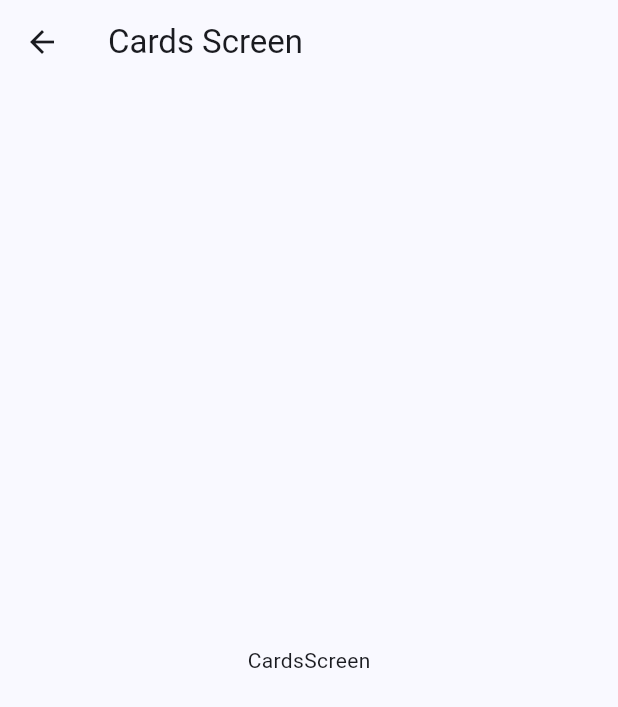
After one commit to juandpt03/widgets_app, a Flutter app: the CardsScreen screen opened by its route, on a phone screen of 412 x 824 dp. The commit adds this screen. Shown: the top 707 px of the screen. Run offline on Flutter 3.47's test engine with Material 2 defaults, Android fonts, the phone set to English and light mode, and no system bars; our stand-ins replace go_router.

Commit message:
go_router implementado

```diff
--- /dev/null
+++ b/lib/config/router/app_router.dart
@@ -0,0 +1,26 @@
+import 'package:flutter/material.dart';
+import 'package:go_router/go_router.dart';
+import 'package:widgets_app/presentation/screens.dart';
+
+final GoRouter appRouter = GoRouter(
+  initialLocation: '/',
+  routes: <RouteBase>[
+    GoRoute(
+      path: '/',
+      builder: (BuildContext context, GoRouterState state) =>
+          const HomeScreen(),
+      routes: <RouteBase>[
+        GoRoute(
+          path: 'buttons',
+          builder: (BuildContext context, GoRouterState state) =>
+              const ButtonsScreen(),
+        ),
+        GoRoute(
+          path: 'cards',
+          builder: (BuildContext context, GoRouterState state) =>
+              const CardsScreen(),
+        ),
+      ],
+    ),
+  ],
+);
--- a/lib/main.dart
+++ b/lib/main.dart
@@ -1,6 +1,6 @@
 import 'package:flutter/material.dart';
+import 'package:widgets_app/config/router/app_router.dart';
 import 'package:widgets_app/config/theme/app_theme.dart';
-import 'package:widgets_app/presentation/screens/home_screen.dart';
 
 void main() {
   runApp(const MainApp());
@@ -11,9 +11,10 @@ class MainApp extends StatelessWidget {
 
   @override
   Widget build(BuildContext context) {
-    return MaterialApp(
-        debugShowCheckedModeBanner: false,
-        theme: AppTheme(selectedColor: 0).getTheme(),
-        home: const HomeScreen());
+    return MaterialApp.router(
+      debugShowCheckedModeBanner: false,
+      theme: AppTheme(selectedColor: 0).getTheme(),
+      routerConfig: appRouter,
+    );
   }
 }
--- /dev/null
+++ b/lib/presentation/screens.dart
@@ -0,0 +1,3 @@
+export 'package:widgets_app/presentation/screens/buttons_screen.dart';
+export 'package:widgets_app/presentation/screens/cards_screen.dart';
+export 'package:widgets_app/presentation/screens/home_screen.dart';
--- /dev/null
+++ b/lib/presentation/screens/cards_screen.dart
@@ -0,0 +1,17 @@
+import 'package:flutter/material.dart';
+
+class CardsScreen extends StatelessWidget {
+  const CardsScreen({super.key});
+
+  @override
+  Widget build(BuildContext context) {
+    return Scaffold(
+      appBar: AppBar(
+        title: const Text('Cards Screen'),
+      ),
+      body: const Center(
+        child: Text('CardsScreen'),
+      ),
+    );
+  }
+}
--- a/lib/presentation/screens/home_screen.dart
+++ b/lib/presentation/screens/home_screen.dart
@@ -1,4 +1,5 @@
 import 'package:flutter/material.dart';
+import 'package:go_router/go_router.dart';
 import 'package:widgets_app/config/menu/menu_items.dart';
 
 class HomeScreen extends StatelessWidget {
@@ -37,7 +38,9 @@ class _CustomListTile extends StatelessWidget {
         color: colors.primary,
       ),
       trailing: const Icon(Icons.double_arrow_sharp),
-      onTap: () {},
+      onTap: () {
+        context.push(menuItem.link);
+      },
     );
   }
 }
--- a/pubspec.yaml
+++ b/pubspec.yaml
@@ -9,11 +9,12 @@ environment:
 dependencies:
   flutter:
     sdk: flutter
+  go_router: ^7.0.0
 
 dev_dependencies:
+  flutter_lints: ^2.0.0
   flutter_test:
     sdk: flutter
-  flutter_lints: ^2.0.0
 
 flutter:
   uses-material-design: true
```
Also changed, not shown: pubspec.lock.
